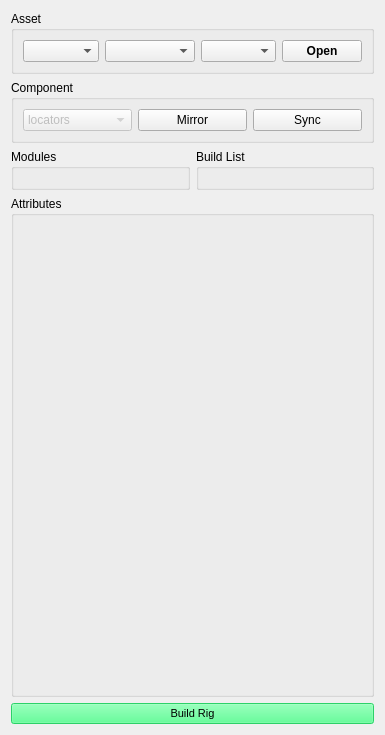
Before: the Qt Designer form py/scripts/bmaya/rigging/rigBuilder/ui/widget.ui in benmorgantd/mayadev, drawn with Qt 5.
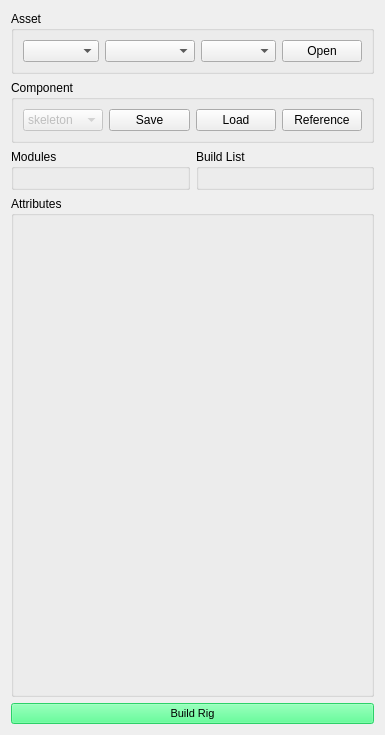
After: the same form once the commit is applied.

```diff
--- a/py/scripts/bmaya/rigging/rigBuilder/ui/widget.ui
+++ b/py/scripts/bmaya/rigging/rigBuilder/ui/widget.ui
@@ -105,8 +105,8 @@
             </property>
             <property name="font">
              <font>
-              <weight>75</weight>
-              <bold>true</bold>
+              <weight>50</weight>
+              <bold>false</bold>
               <underline>false</underline>
              </font>
             </property>
@@ -139,11 +139,6 @@
               <bold>false</bold>
              </font>
             </property>
-            <item>
-             <property name="text">
-              <string>locators</string>
-             </property>
-            </item>
             <item>
              <property name="text">
               <string>skeleton</string>
@@ -171,17 +166,24 @@
             </item>
            </widget>
           </item>
-          <item row="1" column="1">
-           <widget class="QPushButton" name="mirror">
-            <property name="text">
-             <string>Mirror</string>
-            </property>
-           </widget>
-          </item>
           <item row="1" column="2">
            <widget class="QPushButton" name="pushButton">
             <property name="text">
-             <string>Sync</string>
+             <string>Load</string>
+            </property>
+           </widget>
+          </item>
+          <item row="1" column="4">
+           <widget class="QPushButton" name="referenceComponent">
+            <property name="text">
+             <string>Reference</string>
+            </property>
+           </widget>
+          </item>
+          <item row="1" column="1">
+           <widget class="QPushButton" name="saveComponent">
+            <property name="text">
+             <string>Save</string>
             </property>
            </widget>
           </item>
```
Left out of the diff: 2 changed lines with no effect on the pictures.
